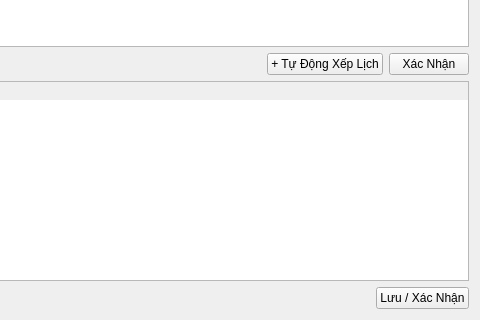
Qt form src/view/Schedule_View.ui (vttaan/OOP---Management-Application-Project) before a commit; both pictures show x 948 to 1428 and y 184 to 504 of the 1428 by 504 pixel window.
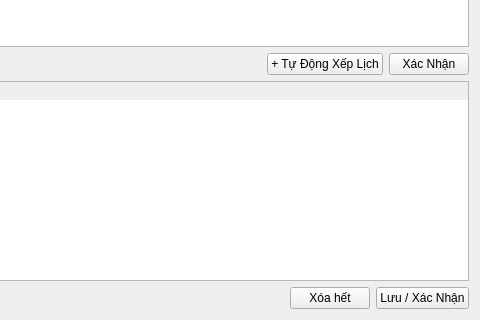
The same form after that commit.

Commit message:
feat(schedule): carry forward shifts and improve manager assignment
- carry approved shifts into the new working week as editable pending shifts
- add clear-all controls for staff schedule registration
- replace single employee selection with a searchable multi-select chooser
- exclude managers and conflicted employees from manual assignment
- support typed custom times for flexible staff and locked times for fixed staff
- extract shift-detail workflow into a dedicated source file
- align schedule ranges to start after the configured change day
- add persistence and chooser regression tests

The edit to the form file:
```diff
--- a/src/view/Schedule_View.ui
+++ b/src/view/Schedule_View.ui
@@ -183,6 +183,13 @@
        </property>
       </spacer>
      </item>
+     <item>
+      <widget class="QPushButton" name="buttonClearPending">
+       <property name="text">
+        <string>Xóa hết</string>
+       </property>
+      </widget>
+     </item>
      <item>
       <widget class="QPushButton" name="buttonLuu">
        <property name="text">
```
The commit also changes 10 other files.
